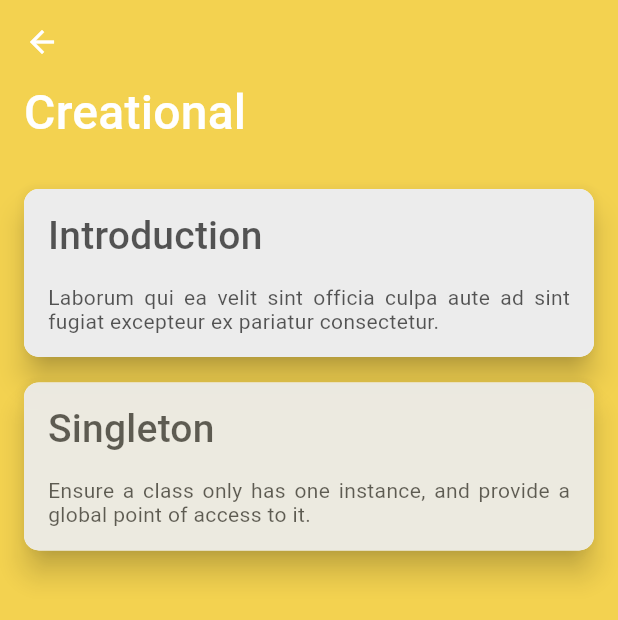
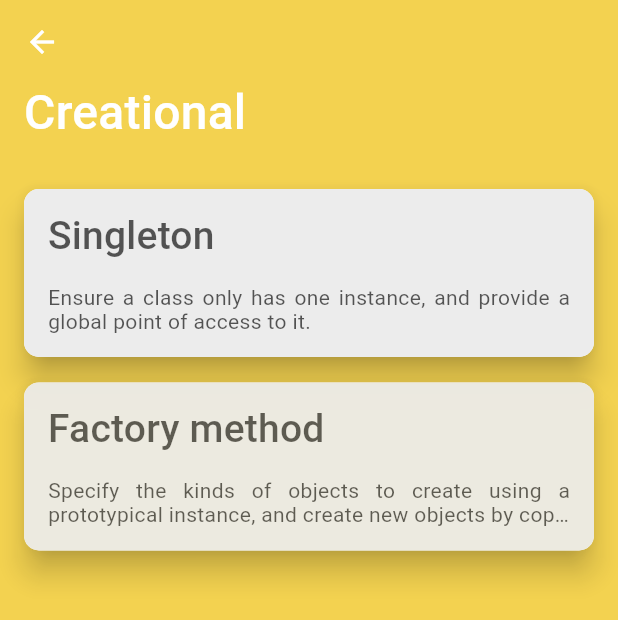
Before and after one commit to GreyImediary/flutter_design_patterns, a Flutter app: the screen it shows after launch, after a tap on "Creational", on a phone screen of 412 x 824 dp. Shown: the top 620 px of the screen. Run offline on Flutter 3.47's test engine with Material 2 defaults, Android fonts, the phone set to English and light mode, and no system bars; our stand-ins replace flutter_markdown, font_awesome_flutter.

Commit message:
delete introduction

```diff
--- a/assets/data/design_patterns.json
+++ b/assets/data/design_patterns.json
@@ -4,12 +4,6 @@
         "title": "Creational",
         "color": "0xFFF3D250",
         "patterns": [
-            {
-                "id": "introduction",
-                "title": "Introduction",
-                "description": "Laborum qui ea velit sint officia culpa aute ad sint fugiat excepteur ex pariatur consectetur.",
-                "route": "/introduction"
-            },
             {
                 "id": "singleton",
                 "title": "Singleton",
--- a/lib/router.dart
+++ b/lib/router.dart
@@ -7,7 +7,6 @@ import 'package:flutter_design_patterns/screens/category/category.dart';
 import 'package:flutter_design_patterns/screens/design_pattern_details/design_pattern_details.dart';
 import 'package:flutter_design_patterns/screens/main_menu/main_menu.dart';
 import 'package:flutter_design_patterns/widgets/factory_method/factory_method.dart';
-import 'package:flutter_design_patterns/widgets/introduction/introduction.dart';
 import 'package:flutter_design_patterns/widgets/singleton/singleton.dart';
 
 class AppRouter {
@@ -22,14 +21,6 @@ class AppRouter {
         return MaterialPageRoute(
           builder: (_) => Category(
             category: category,
-          ),
-        );
-      case _DesignPatternRoutes.introductionRoute:
-        var designPattern = settings.arguments as DesignPattern;
-        return MaterialPageRoute(
-          builder: (_) => DesignPatternDetails(
-            designPattern: designPattern,
-            example: Introduction(),
           ),
         );
 
@@ -59,7 +50,6 @@ class AppRouter {
 }
 
 class _DesignPatternRoutes {
-  static const String introductionRoute = '/introduction';
   static const String singletonRoute = '/singleton';
   static const String factoryMethodRoute = '/factory-method';
 }
```
Also changed, not shown: lib/widgets/introduction/introduction.dart (deleted, +0 -10 lines), 1 other file.
